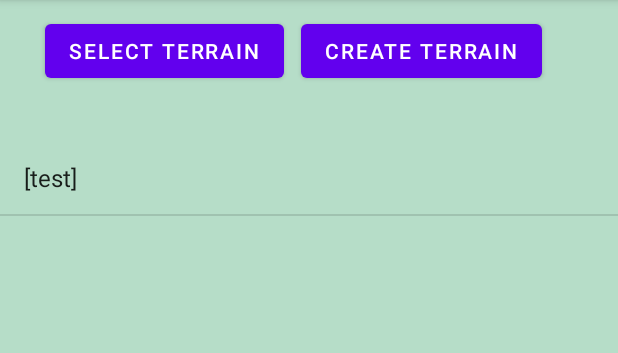
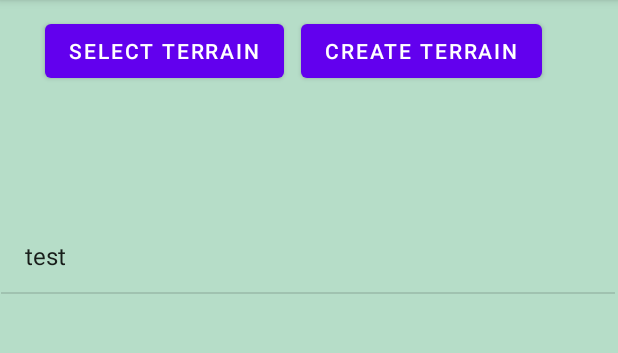
Before and after one commit to GuillemCamats/CropDocForAndroid, an Android app: the SelectTerrainActivity screen opened directly, with no data from a screen before it, on a phone screen of 412 x 824 dp, the part 84-437 px from its top. Run offline under Robolectric (Android 15) with nearby library versions, the phone set to English and light mode, and no system bars.

Commit message:
fixing bugs selecting terrains and adding trees to terrains

```diff
--- a/app/src/main/java/com/example/cropdoc/Locations.java
+++ b/app/src/main/java/com/example/cropdoc/Locations.java
@@ -12,7 +12,7 @@ public class Locations implements Serializable {
     public final LatLng coordinates;
     public final String prediction;
     public final String foto;
-    public static List<Locations> pointsList = new ArrayList<Locations>();
+    public static List<Locations> pointsList = new ArrayList<>();
 
 
     public Locations (LatLng coordinates, String prediction, String foto){
--- a/app/src/main/java/com/example/cropdoc/MainActivity.kt
+++ b/app/src/main/java/com/example/cropdoc/MainActivity.kt
@@ -15,7 +15,7 @@ class MainActivity : AppCompatActivity() {
         super.onCreate(savedInstanceState)
         setContentView(R.layout.activity_main)
         if (!SharedApp.prefs.name.toString().equals(null)){
-            parseToObj()
+           // parseToObj()
         }
 
         val buttonClick = findViewById<Button>(R.id.fotoCrop)
@@ -32,9 +32,9 @@ class MainActivity : AppCompatActivity() {
 
     private fun parseToObj(){
         val objects = SharedApp.prefs.name.toString()
-        val list: List<Locations> = Gson().fromJson(objects, Array<Locations>::class.java).toList()
+        val list: List<Terrains> = Gson().fromJson(objects, Array<Terrains>::class.java).toList()
         for(elem in list){
-            Locations.pointsList.add(elem)
+            Terrains.terrainsList.add(elem)
         }
         Log.d("list",Locations.pointsList.toString())
     }
--- a/app/src/main/java/com/example/cropdoc/MainActivity4.kt
+++ b/app/src/main/java/com/example/cropdoc/MainActivity4.kt
@@ -29,8 +29,8 @@ class MainActivity4 : AppCompatActivity() {//no s'utilitze
             //val locations = Locations(latlong,prediction)
 
             //Locations.pointsList.add(locations)
-            val json = Gson().toJson(Locations.pointsList)
-            SharedApp.prefs.name = json// passa la dada de objecte a dins de pointlist despres de tancar la app
+            //val json = Gson().toJson(Locations.pointsList)
+            //SharedApp.prefs.name = json// passa la dada de objecte a dins de pointlist despres de tancar la app
             Log.d("shape", SharedApp.prefs.name.toString())
             finish()
         }
--- a/app/src/main/java/com/example/cropdoc/MapsActivityTerrain.kt
+++ b/app/src/main/java/com/example/cropdoc/MapsActivityTerrain.kt
@@ -1,5 +1,6 @@
 package com.example.cropdoc
 
+import android.content.Intent
 import androidx.appcompat.app.AppCompatActivity
 import android.os.Bundle
 import android.util.Log
@@ -35,9 +36,8 @@ class MapsActivityTerrain :  AppCompatActivity(), OnMapReadyCallback, GoogleMap.
             if(markers!=null){
                 val terrains = Terrains("test",markers,null)
                 Terrains.terrainsList.add(terrains)
-                //val json = Gson().toJson(Terrains.terrainsList)
-                //SharedApp.prefs.name = json// passa la dada de objecte a dins de pointlist despres de tancar la app
-                finish()
+                val intent = Intent(this,SelectTerrainActivity::class.java)
+                startActivity(intent)
             }
         }
     }
--- a/app/src/main/java/com/example/cropdoc/SelectTerrainActivity.kt
+++ b/app/src/main/java/com/example/cropdoc/SelectTerrainActivity.kt
@@ -3,44 +3,63 @@ package com.example.cropdoc
 import android.content.Intent
 import androidx.appcompat.app.AppCompatActivity
 import android.os.Bundle
-import android.widget.AdapterView
-import android.widget.ArrayAdapter
-import android.widget.Button
-import android.widget.ListView
+import android.util.Log
+import android.view.View
+import android.widget.*
 
 
-class SelectTerrainActivity : AppCompatActivity() {
+class SelectTerrainActivity : AppCompatActivity(), AdapterView.OnItemClickListener {
     lateinit var list :ListView
     lateinit var createTerrain: Button
     lateinit var selectTerrain: Button
-    var item: Terrains ?=null
+    var terrainName: String ?=null
+
     override fun onCreate(savedInstanceState: Bundle?) {
         super.onCreate(savedInstanceState)
         setContentView(R.layout.activity_select_terrain)
         list = findViewById(R.id.terrainsList)
         createTerrain = findViewById(R.id.createTerrain)
         selectTerrain = findViewById(R.id.selectTerrain)
-        val arrayAdapter: ArrayAdapter<*>
-        val namesTerrains = arrayOf(Terrains.getTerrainsListNames())
-        arrayAdapter = ArrayAdapter(this,
-            android.R.layout.simple_list_item_1, namesTerrains)
-        list.adapter = arrayAdapter
 
-        list.onItemClickListener = AdapterView.OnItemClickListener { parent, view, position, id ->
-            // This is your listview's selected item
-            item = parent.getItemAtPosition(position) as Terrains
+        val namesTerrains: ArrayList<String> = arrayListOf()
+        for (elem in Terrains.getTerrainsListNames()){
+            namesTerrains.add(elem.key)
         }
+        val listitems = arrayOfNulls<String>(namesTerrains.size)
+
+        if (namesTerrains.size!=0){
+            for (i in 0 until namesTerrains.size){
+                val terrain = namesTerrains[i]
+                listitems[i] = terrain
+            }
+        }
+
+
+        val adapter = ArrayAdapter<String>(this, android.R.layout.simple_list_item_1, listitems)
+        list.adapter = adapter
+
+        list.choiceMode = ListView.CHOICE_MODE_SINGLE
+        list.onItemClickListener = this
+
         createTerrain.setOnClickListener{
             val intent = Intent(this,MapsActivityTerrain::class.java)
             startActivity(intent)
         }
         selectTerrain.setOnClickListener {
-            if(item!=null){
+            if(terrainName!=null){
                 val intent = Intent(this,MapsActivity::class.java)
-                intent.putExtra("name", item!!.name)
+                intent.putExtra("name", terrainName)
+                intent.putExtra("pos", Terrains.getTerrainsListNames()[terrainName].toString())
                 startActivity(intent)
             }
         }
-    }// agafar el item i passarlo a la seguent activitat sigui, crear un nou terreno, o que hagi seleccional el terreno, i guardarho, i desde el nom s'hafegeix el marcador al terreny corresponent.
+    }
+
+    override fun onItemClick(parent: AdapterView<*>?, view: View?, position: Int, id: Long) {
+        terrainName =parent?.getItemAtPosition(position) as String
+        Toast.makeText(applicationContext,
+            "Color Name:$terrainName",
+            Toast.LENGTH_LONG).show()
+    }
 
 }
--- a/app/src/main/java/com/example/cropdoc/Terrains.java
+++ b/app/src/main/java/com/example/cropdoc/Terrains.java
@@ -1,9 +1,9 @@
 package com.example.cropdoc;
 
-import com.google.android.gms.maps.model.LatLng;
 import com.google.android.gms.maps.model.Marker;
 
 import java.util.ArrayList;
+import java.util.HashMap;
 import java.util.List;
 
 public class Terrains {
@@ -13,15 +13,18 @@ public class Terrains {
 
     public static List<Terrains> terrainsList = new ArrayList<>();
 
+
     public Terrains(String name, List<Marker> terrain, List<Locations> trees){
         this.terrain=terrain;
         this.trees=trees;
         this.name=name;
     }
-    public static List<String> getTerrainsListNames(){
-        List<String> names = new ArrayList<>();
+    public static HashMap<String, Integer> getTerrainsListNames(){
+        HashMap<String, Integer> names = new HashMap<>();
+        int i = 0;
         for(Terrains terrain: terrainsList){
-            names.add(terrain.name);
+            names.put(terrain.name,i);
+            i+=1;
         }
         return names;
     }
--- a/app/src/main/res/layout/activity_select_terrain.xml
+++ b/app/src/main/res/layout/activity_select_terrain.xml
@@ -10,10 +10,14 @@
 
     <ListView
         android:id="@+id/terrainsList"
-        android:layout_width="412dp"
-        android:layout_height="673dp"
+        android:layout_width="409dp"
+        android:layout_height="621dp"
+        android:textColor="@color/black"
+        android:gravity="center"
+        android:textSize="11sp"
         app:layout_constraintBottom_toBottomOf="parent"
         app:layout_constraintEnd_toEndOf="parent"
+        app:layout_constraintHorizontal_bias="0.333"
         app:layout_constraintStart_toStartOf="parent"
         app:layout_constraintTop_toTopOf="parent"
         app:layout_constraintVertical_bias="1.0" />
```
Also changed, not shown: app/src/main/java/com/example/cropdoc/MapsActivity.kt (+21 -3 lines).
